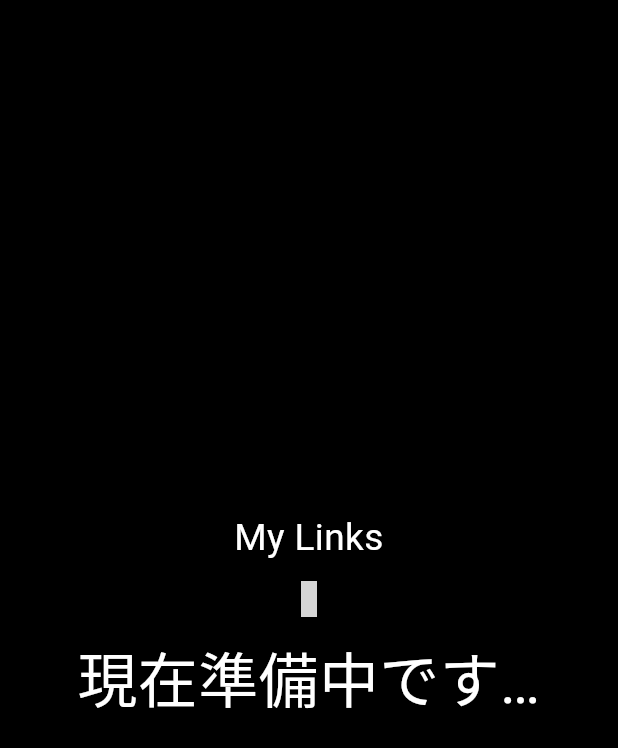
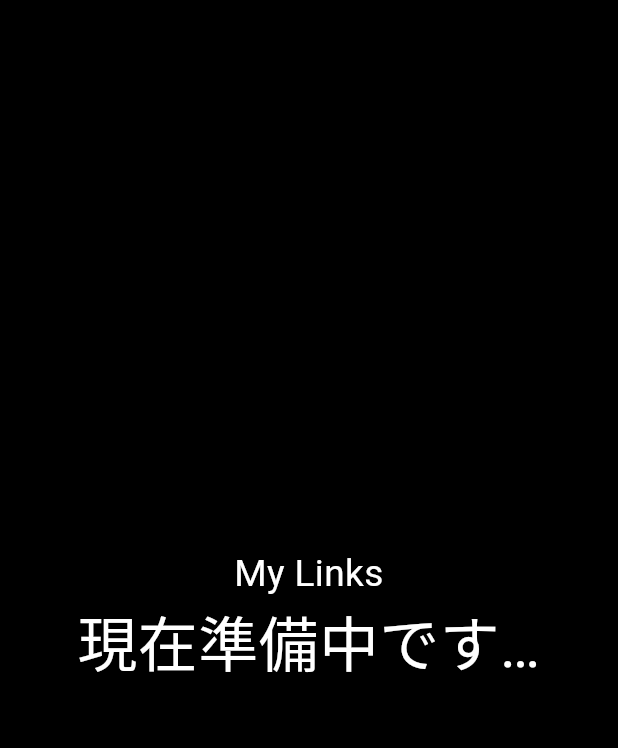
Before and after one commit to sachi-saiwai/portfoliogogogo, a Flutter app: the LinkPage screen opened directly, on a phone screen of 412 x 824 dp. Shown: the top 748 px of the screen. Run offline on Flutter 3.47's test engine with Material 3 defaults, Android fonts, the phone set to English and light mode, and no system bars; our stand-ins replace simple_icons; grey boxes are pictures that could not be loaded.

Commit message:
レスポンシブ対応等を行いました

```diff
--- a/lib/link_page.dart
+++ b/lib/link_page.dart
@@ -1,6 +1,6 @@
 import 'package:flutter/material.dart';
 import 'package:url_launcher/url_launcher.dart';
-   import 'package:simple_icons/simple_icons.dart';
+import 'package:simple_icons/simple_icons.dart';
 class LinkPage extends StatelessWidget {
   @override
   Widget build(BuildContext context) {
@@ -16,15 +16,6 @@ class LinkPage extends StatelessWidget {
               fontSize:MediaQuery.of(context).size.height * 0.03,
               color: Colors.white,
             )),
-            IconButton(
-              //
-              tooltip: 'Twitterを開く',
-              onPressed: () async { await launchUrlString('https://twitter.com/K9i_apps'); },
-              icon: const Icon(
-                //
-                SimpleIcons.twitter,
-                ),
-            ),
             const Text('現在準備中です…',
             textAlign: TextAlign.center,
             style:TextStyle(
```
